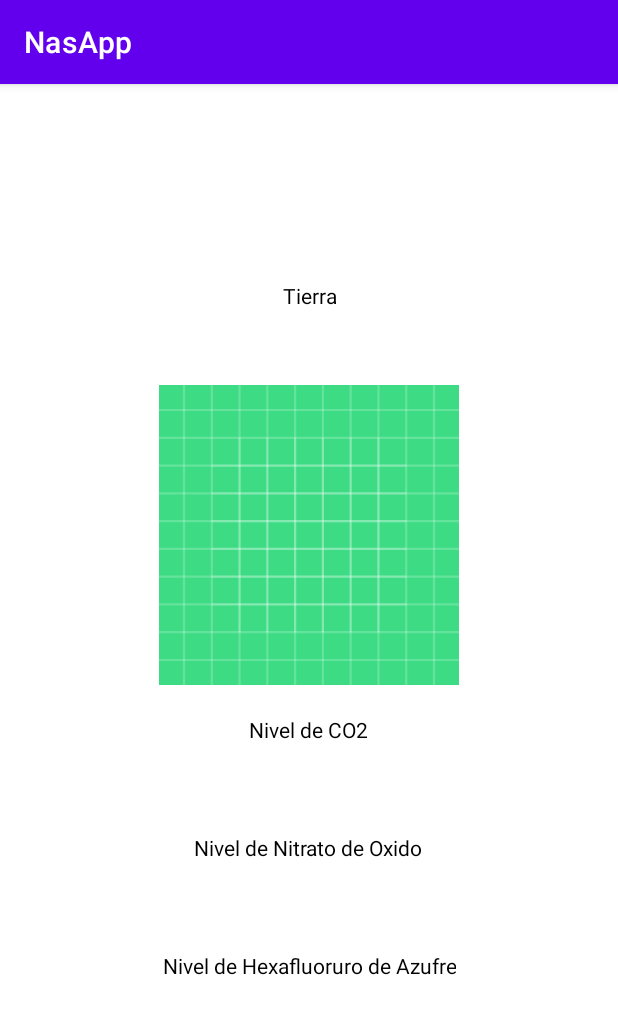
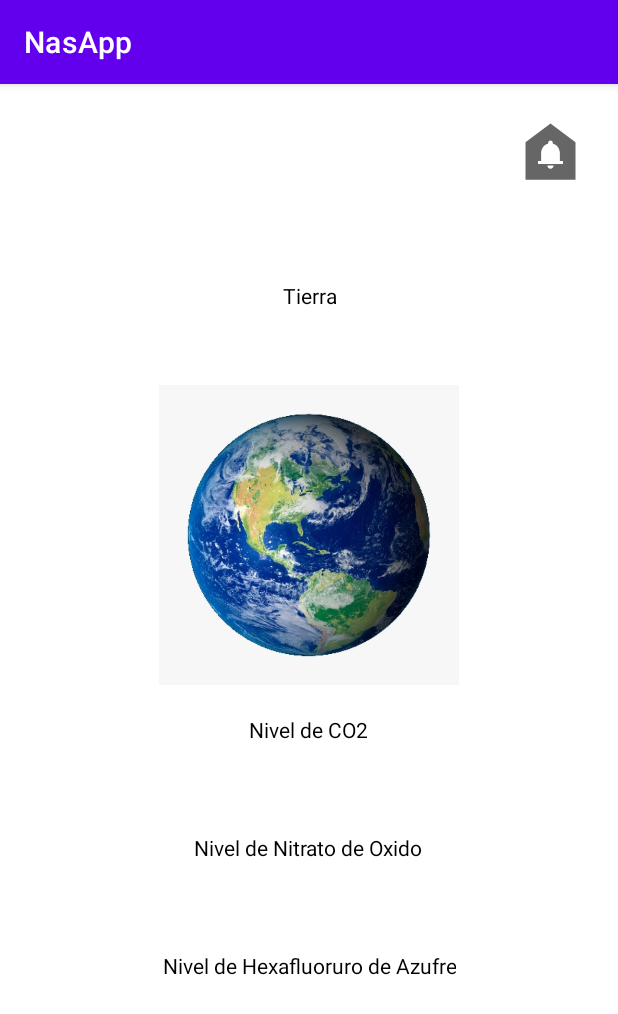
Before and after one commit to jassonkm/NasApp, an Android app: the HomeActivity screen opened directly, with no data from a screen before it, on a phone screen of 412 x 824 dp. Shown: the top 1014 px of the screen. Run offline under Robolectric (Android 15) with nearby library versions, the phone set to English and light mode, and no system bars; our stand-ins replace Dagger/Hilt's generated code; 5 statements that could not run were skipped.

```diff
--- a/app/src/main/java/com/jassonkm/nasapp/data/datasource/remote/network/home/HomeRemoteDataSource.java
+++ b/app/src/main/java/com/jassonkm/nasapp/data/datasource/remote/network/home/HomeRemoteDataSource.java
@@ -8,5 +8,5 @@ import retrofit2.Call;
 
 public interface HomeRemoteDataSource {
 
-    Call<List<Home>> getHomeFromApi();
+    Call<List<Home>> getHomeFromApi(String endpoint);
 }
--- a/app/src/main/java/com/jassonkm/nasapp/data/datasource/remote/network/home/HomeRemoteDataSourceImpl.java
+++ b/app/src/main/java/com/jassonkm/nasapp/data/datasource/remote/network/home/HomeRemoteDataSourceImpl.java
@@ -1,8 +1,6 @@
 package com.jassonkm.nasapp.data.datasource.remote.network.home;
 
 import static com.jassonkm.nasapp.utils.Constants.BASE_URL_HOME;
-import static com.jassonkm.nasapp.utils.Constants.ENDPOINT_CO2;
-
 import com.jassonkm.nasapp.domain.Home;
 import java.util.List;
 import javax.inject.Inject;
@@ -18,7 +16,7 @@ public class HomeRemoteDataSourceImpl implements HomeRemoteDataSource {
     }
 
     @Override
-    public Call<List<Home>> getHomeFromApi() {
-        return homeApi.getHome(BASE_URL_HOME+ENDPOINT_CO2);
+    public Call<List<Home>> getHomeFromApi(String endpoint) {
+        return homeApi.getHome(BASE_URL_HOME+endpoint);
     }
 }
--- a/app/src/main/java/com/jassonkm/nasapp/data/repository/home/HomeRepository.java
+++ b/app/src/main/java/com/jassonkm/nasapp/data/repository/home/HomeRepository.java
@@ -8,7 +8,7 @@ import retrofit2.Call;
 
 public interface HomeRepository {
 
-    Call<List<Home>> getHomeFromRemote();
+    Call<List<Home>> getHomeFromRemote(String endpoint);
     List<Home> getHomeFromLocal();
     void insertAllHome(List<Home> homeList);
 }
--- a/app/src/main/java/com/jassonkm/nasapp/data/repository/home/HomeRepositoryImpl.java
+++ b/app/src/main/java/com/jassonkm/nasapp/data/repository/home/HomeRepositoryImpl.java
@@ -22,8 +22,8 @@ public class HomeRepositoryImpl implements HomeRepository {
     }
 
     @Override
-    public Call<List<Home>> getHomeFromRemote() {
-        return homeRemoteDataSource.getHomeFromApi();
+    public Call<List<Home>> getHomeFromRemote(String endpoint) {
+        return homeRemoteDataSource.getHomeFromApi(endpoint);
     }
 
     @Override
--- a/app/src/main/java/com/jassonkm/nasapp/ui/view/fragment/HomeFragment.java
+++ b/app/src/main/java/com/jassonkm/nasapp/ui/view/fragment/HomeFragment.java
@@ -1,26 +1,20 @@
 package com.jassonkm.nasapp.ui.view.fragment;
 
-import static com.jassonkm.nasapp.utils.Constants.BASE_URL_NASA;
-
+import static com.jassonkm.nasapp.utils.Constants.ENDPOINT_CO2;
+import static com.jassonkm.nasapp.utils.Constants.ENDPOINT_N2O;
+import static com.jassonkm.nasapp.utils.Constants.ENDPOINT_SF6;
 import android.os.Bundle;
 import androidx.annotation.NonNull;
 import androidx.annotation.Nullable;
 import androidx.fragment.app.Fragment;
 import androidx.lifecycle.ViewModelProvider;
-
+import androidx.navigation.NavController;
 import android.view.LayoutInflater;
 import android.view.View;
 import android.view.ViewGroup;
 import android.widget.Toast;
-
-import com.bumptech.glide.Glide;
-import com.jassonkm.nasapp.R;
 import com.jassonkm.nasapp.databinding.FragmentHomeBinding;
-import com.jassonkm.nasapp.ui.view.activity.MainActivity;
 import com.jassonkm.nasapp.ui.viewmodel.HomeViewModel;
-
-import java.util.Objects;
-
 import dagger.hilt.android.AndroidEntryPoint;
 
 @AndroidEntryPoint
@@ -28,6 +22,7 @@ public class HomeFragment extends Fragment {
 
     private FragmentHomeBinding binding;
     private HomeViewModel homeViewModel;
+    private NavController navController;
 
     @Override
     public View onCreateView(@NonNull LayoutInflater inflater, ViewGroup container, Bundle savedInstanceState) {
@@ -39,30 +34,40 @@ public class HomeFragment extends Fragment {
     public void onViewCreated(@NonNull View view, @Nullable Bundle savedInstanceState) {
         super.onViewCreated(view, savedInstanceState);
         homeViewModel = new ViewModelProvider(this).get(HomeViewModel.class);
-        loadImage();
         setObservers();
-
-    }
-
-    private void loadImage() {
-        Bundle bundle = requireActivity().getIntent().getExtras();
-        String imageUrl = bundle.getString("imageUrl");
-        Glide.with(requireContext())
-                .load(imageUrl)
-                .centerCrop()
-                .error(R.drawable.ic_launcher_background)
-                .into(binding.imageViewEarth);
     }
 
     private void setObservers() {
         requireActivity().runOnUiThread(new Runnable() {
             @Override
             public void run() {
-                homeViewModel.getHome().observe(getViewLifecycleOwner(), home -> {
+                homeViewModel.getHomeCO2(ENDPOINT_CO2).observe(getViewLifecycleOwner(), homeCO2 -> {
                     try {
-                        for (int i = 0; i < home.size(); i++) {
-                            String levelCO2 = "En "+ home.get(i).getYear() + " " + home.get(i).getMeasurement() + " " + home.get(i).getUnit();
+                        for (int i = 0; i < homeCO2.size(); i++) {
+                            String levelCO2 = "En "+ homeCO2.get(i).getYear() + " " + homeCO2.get(i).getMeasurement() + " " + homeCO2.get(i).getUnit();
                             binding.textViewLevel.setText(levelCO2);
+                        }
+                    } catch (Exception exception) {
+                        Toast.makeText(requireContext(), "Sin conexión a Internet", Toast.LENGTH_SHORT).show();
+                    }
+                });
+
+                homeViewModel.getHomeN2O(ENDPOINT_N2O).observe(getViewLifecycleOwner(), homeN20 -> {
+                    try {
+                        for (int i = 0; i < homeN20.size(); i++) {
+                            String levelN20 = "En "+ homeN20.get(i).getYear() + " " + homeN20.get(i).getMeasurement() + " " + homeN20.get(i).getUnit();
+                            binding.textViewNitrato.setText(levelN20);
+                        }
+                    } catch (Exception exception) {
+                        Toast.makeText(requireContext(), "Sin conexión a Internet", Toast.LENGTH_SHORT).show();
+                    }
+                });
+
+                homeViewModel.getHomeSF6(ENDPOINT_SF6).observe(getViewLifecycleOwner(), homeSF6 -> {
+                    try {
+                        for (int i = 0; i < homeSF6.size(); i++) {
+                            String levelSF6 = "En "+ homeSF6.get(i).getYear() + " " + homeSF6.get(i).getMeasurement() + " " + homeSF6.get(i).getUnit();
+                            binding.textViewAzufre.setText(levelSF6);
                         }
                     } catch (Exception exception) {
                         Toast.makeText(requireContext(), "Sin conexión a Internet", Toast.LENGTH_SHORT).show();
--- /dev/null
+++ b/app/src/main/res/drawable/ic_bell.xml
@@ -0,0 +1,10 @@
+<vector xmlns:android="http://schemas.android.com/apk/res/android"
+    android:width="24dp"
+    android:height="24dp"
+    android:viewportWidth="24"
+    android:viewportHeight="24"
+    android:tint="?attr/colorControlNormal">
+  <path
+      android:fillColor="@android:color/white"
+      android:pathData="M12,3L4,9v12h16V9L12,3zM12,17.5c-0.55,0 -1,-0.45 -1,-1h2C13,17.05 12.55,17.5 12,17.5zM16,16H8v-1h1v-2.34c0,-1.54 0.82,-2.82 2.25,-3.16V9.25c0,-0.41 0.34,-0.75 0.75,-0.75s0.75,0.34 0.75,0.75V9.5C14.19,9.84 15,11.12 15,12.66V15h1V16z"/>
+</vector>
--- a/app/src/main/res/layout/fragment_home.xml
+++ b/app/src/main/res/layout/fragment_home.xml
@@ -5,6 +5,16 @@
     android:layout_width="match_parent"
     android:layout_height="match_parent"
     tools:context=".ui.view.fragment.HomeFragment">
+
+    <ImageView
+        android:id="@+id/imageViewBell"
+        android:layout_width="50dp"
+        android:layout_height="50dp"
+        android:layout_marginTop="20dp"
+        android:layout_marginEnd="20dp"
+        android:src="@drawable/ic_bell"
+        app:layout_constraintEnd_toEndOf="parent"
+        app:layout_constraintTop_toTopOf="parent" />
 
     <LinearLayout
         android:id="@+id/linearLayout"
@@ -26,6 +36,7 @@
             android:id="@+id/imageViewEarth"
             android:layout_width="200dp"
             android:layout_height="200dp"
+            android:src="@drawable/earth"
             android:layout_marginBottom="20dp" />
 
         <TextView
--- a/app/src/main/res/navigation/nav_graph_home.xml
+++ b/app/src/main/res/navigation/nav_graph_home.xml
@@ -9,5 +9,14 @@
         android:id="@+id/homeFragment"
         android:name="com.jassonkm.nasapp.ui.view.fragment.HomeFragment"
         android:label="fragment_home"
-        tools:layout="@layout/fragment_home" />
+        tools:layout="@layout/fragment_home">
+        <action
+            android:id="@+id/action_homeFragment_to_reviewFragment"
+            app:destination="@id/reviewFragment" />
+    </fragment>
+    <fragment
+        android:id="@+id/reviewFragment"
+        android:name="com.jassonkm.nasapp.ui.view.fragment.ReviewFragment"
+        android:label="fragment_review"
+        tools:layout="@layout/fragment_review" />
 </navigation>
```
Also changed, not shown: app/src/main/java/com/jassonkm/nasapp/ui/viewmodel/HomeViewModel.java (+50 -6 lines), app/src/main/res/drawable/earth.jpeg (added).
